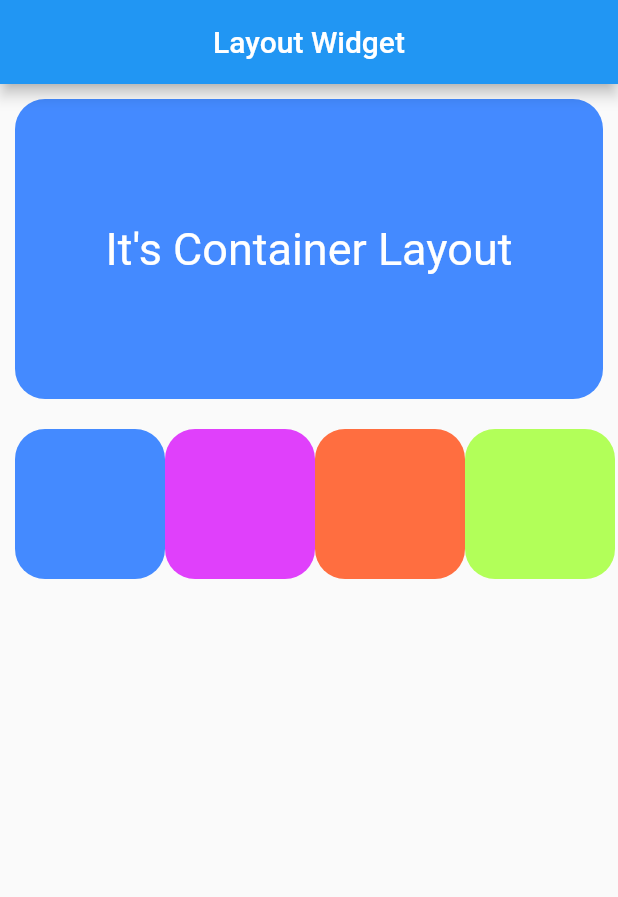
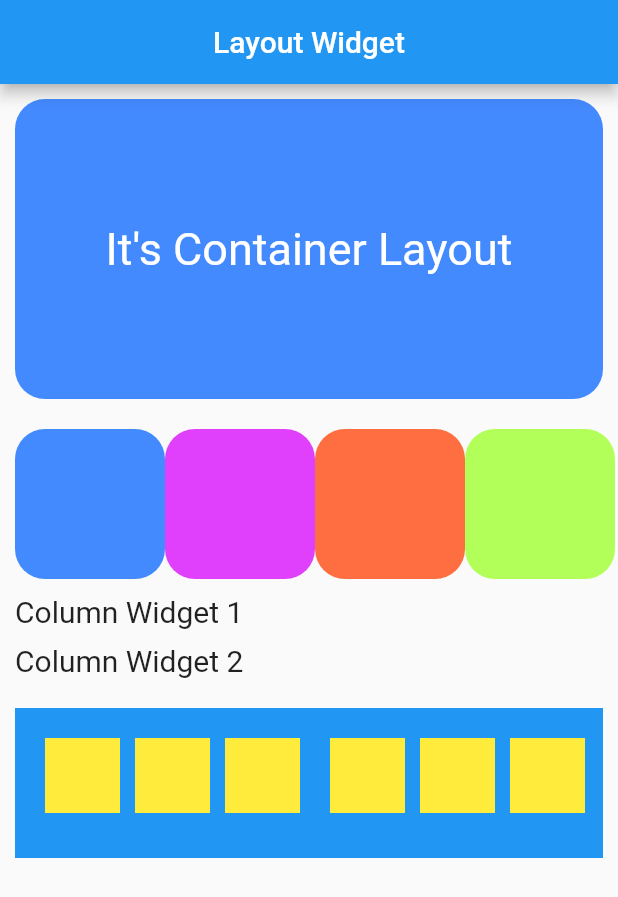
Before and after one commit to SalehAkramSifat/Flutter-Layout-Widget, a Flutter app: the screen it shows after launch, on a phone screen of 412 x 824 dp. Shown: the top 897 px of the screen. Run offline on Flutter 3.47's test engine with Material 2 defaults, Android fonts, the phone set to English and light mode, and no system bars.

Commit message:
Initial Commit

```diff
--- a/lib/main.dart
+++ b/lib/main.dart
@@ -19,22 +19,44 @@ class HomeActivity extends StatelessWidget{
 
   @override
   Widget build(BuildContext context) {
-    return Scaffold(appBar: AppBar(title: Text("Layout Widget",),centerTitle: true,backgroundColor: Colors.blue,),
-    body: Padding(padding: EdgeInsets.all(10),
+    return Scaffold(
+      appBar: AppBar(title: Text("Layout Widget",),centerTitle: true,backgroundColor: Colors.blue,),
+    body: SingleChildScrollView(padding: EdgeInsets.all(10),
     child: Column(crossAxisAlignment: CrossAxisAlignment.start,children: [
       Container(height: 200,width: double.infinity, decoration: BoxDecoration(color: Colors.blueAccent,borderRadius: BorderRadius.circular(20),),alignment: Alignment.center,child: Text("It's Container Layout", style: TextStyle(fontSize: 30, color: Colors.white),),),
 
       SizedBox(height: 20,),
       Row(mainAxisAlignment: MainAxisAlignment.spaceEvenly,children: [
-        Container(width: 100,height: 100, decoration:BoxDecoration(color: Colors.blueAccent, borderRadius: BorderRadius.circular(20))),
+        Container(width: 100,height: 100, decoration:BoxDecoration(color: Colors.blueAccent, borderRadius: BorderRadius.circular(20),),),
         Container(width: 100,height: 100, decoration:BoxDecoration(color: Colors.purpleAccent, borderRadius: BorderRadius.circular(20),)),
         Container(width: 100,height: 100, decoration:BoxDecoration(color: Colors.deepOrangeAccent, borderRadius: BorderRadius.circular(20)),),
-        Container(width: 100,height: 100, decoration:BoxDecoration(color: Colors.lightGreenAccent, borderRadius: BorderRadius.circular(20)),),],)
-    ],),),
+        Container(width: 100,height: 100, decoration:BoxDecoration(color: Colors.lightGreenAccent, borderRadius: BorderRadius.circular(20)),),],),
+
+      SizedBox(height: 10,),
+      Column(crossAxisAlignment: CrossAxisAlignment.start,children: [
+        Text("Column Widget 1", style: TextStyle(fontSize: 20),),
+        SizedBox(height: 10,),
+        Text("Column Widget 2", style: TextStyle(fontSize: 20),),
+      ],),
+
+      SizedBox(height: 20,),
+      Stack(children: [
+        Container(height: 100, width: double.infinity, color: Colors.blue,),
+        Positioned(top: 20, left: 20, child: Container(width: 50,height: 50,color: Colors.yellow,),),
+        Positioned(top: 20, left: 80, child: Container(width: 50, height: 50,color: Colors.yellow,),),
+        Positioned(top: 20, left: 140, child: Container(width: 50, height: 50,color: Colors.yellow,),),
+        Positioned(top: 20, left: 210, child: Container(width: 50, height: 50,color: Colors.yellow,),),
+        Positioned(top: 20, left: 270, child: Container(width: 50, height: 50, color: Colors.yellow,),),
+        Positioned(top: 20, left: 330, child: Container(width: 50, height: 50, color: Colors.yellow,),)
+      ],
 
 
 
-    );
+      ),],),
+
+
+
+    ));
 
 
   }
```
Also changed, not shown: 1 other file.
